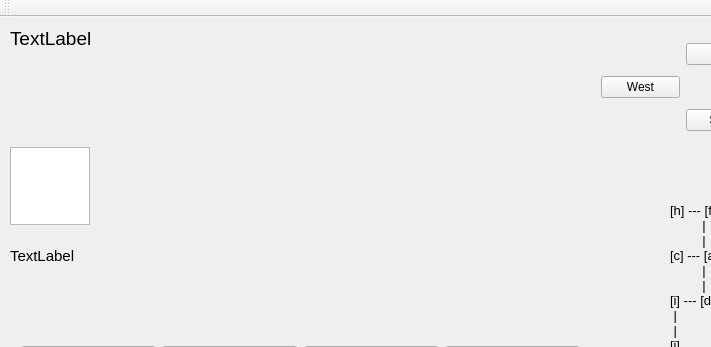
Above: mainwindow.ui from colmlg/ZorkProject before the change; both pictures show x 0 to 711 and y 0 to 347 of the 871 by 440 pixel window. Below: the same form after it.
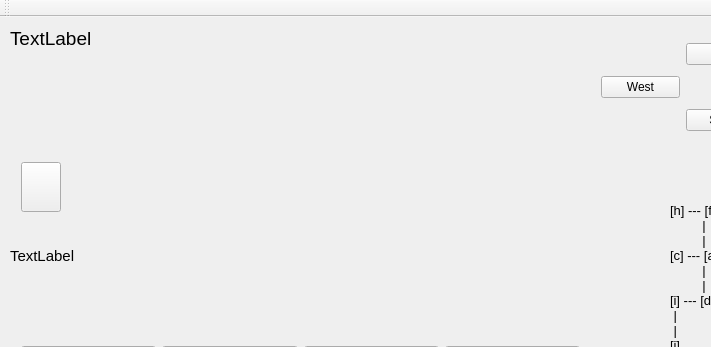
That is the form after the change.

Commit message: Added button icon for items

Diff of the .ui file:
```diff
--- a/mainwindow.ui
+++ b/mainwindow.ui
@@ -177,21 +177,52 @@
      <set>Qt::AlignLeading|Qt::AlignLeft|Qt::AlignTop</set>
     </property>
    </widget>
-   <widget class="QGraphicsView" name="graphicsView">
+   <widget class="QWidget" name="horizontalLayoutWidget">
     <property name="geometry">
      <rect>
       <x>10</x>
       <y>130</y>
-      <width>80</width>
-      <height>78</height>
-     </rect>
-    </property>
-    <property name="maximumSize">
-     <size>
-      <width>80</width>
+      <width>551</width>
       <height>80</height>
-     </size>
+     </rect>
     </property>
+    <layout class="QHBoxLayout" name="itemsInRoom">
+     <item>
+      <widget class="QPushButton" name="item0">
+       <property name="maximumSize">
+        <size>
+         <width>50</width>
+         <height>50</height>
+        </size>
+       </property>
+       <property name="text">
+        <string/>
+       </property>
+       <property name="iconSize">
+        <size>
+         <width>50</width>
+         <height>50</height>
+        </size>
+       </property>
+       <property name="flat">
+        <bool>false</bool>
+       </property>
+      </widget>
+     </item>
+     <item>
+      <spacer name="horizontalSpacer">
+       <property name="orientation">
+        <enum>Qt::Horizontal</enum>
+       </property>
+       <property name="sizeHint" stdset="0">
+        <size>
+         <width>40</width>
+         <height>20</height>
+        </size>
+       </property>
+      </spacer>
+     </item>
+    </layout>
    </widget>
   </widget>
   <widget class="QMenuBar" name="menuBar">
```
Left out of the diff: 2 changed lines with no effect on the pictures. The commit also changes 37 other files.
